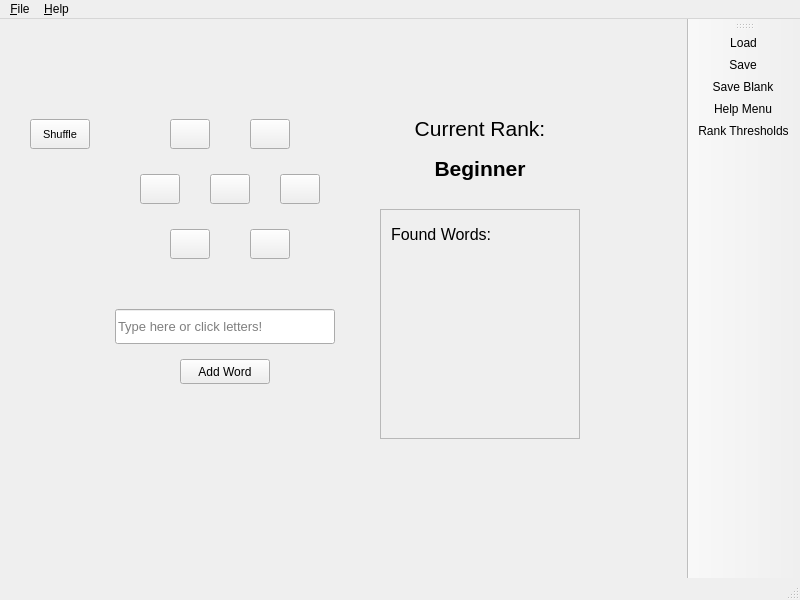
First picture: the form in BigPythonEnergy/ui/gameBox.ui, repository mucsci-students/2023fa-420-BigPythonEnergy, before the edit.
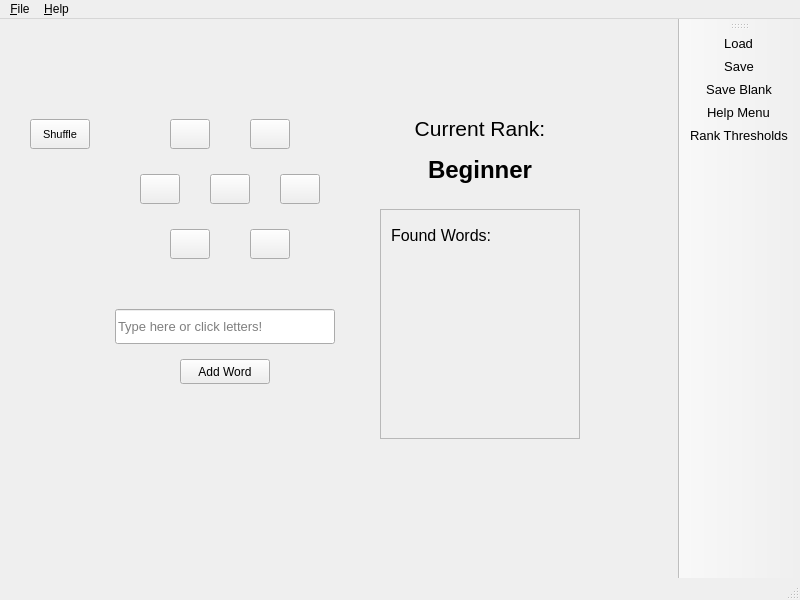
Second picture: the form after the edit.

```diff
--- a/BigPythonEnergy/ui/gameBox.ui
+++ b/BigPythonEnergy/ui/gameBox.ui
@@ -209,10 +209,11 @@
       <property name="font">
        <font>
         <family>Segoe UI</family>
+        <pointsize>12</pointsize>
        </font>
       </property>
       <property name="text">
-       <string>&lt;html&gt;&lt;head/&gt;&lt;body&gt;&lt;p&gt;&lt;span style=&quot; font-size:12pt;&quot;&gt;Found Words:&lt;/span&gt;&lt;/p&gt;&lt;/body&gt;&lt;/html&gt;</string>
+       <string>Found Words:</string>
       </property>
      </widget>
     </widget>
@@ -238,19 +239,25 @@
    <widget class="QLabel" name="currentRank">
     <property name="geometry">
      <rect>
-      <x>380</x>
+      <x>370</x>
       <y>130</y>
-      <width>200</width>
-      <height>40</height>
+      <width>220</width>
+      <height>41</height>
      </rect>
     </property>
     <property name="font">
      <font>
       <family>Segoe UI</family>
+      <pointsize>18</pointsize>
+      <weight>75</weight>
+      <bold>true</bold>
      </font>
     </property>
     <property name="text">
-     <string>&lt;html&gt;&lt;head/&gt;&lt;body&gt;&lt;p align=&quot;center&quot;&gt;&lt;span style=&quot; font-size:16pt; font-weight:600;&quot;&gt;Beginner&lt;/span&gt;&lt;/p&gt;&lt;/body&gt;&lt;/html&gt;</string>
+     <string>Beginner</string>
+    </property>
+    <property name="alignment">
+     <set>Qt::AlignCenter</set>
     </property>
    </widget>
    <widget class="QPushButton" name="shuffleButton">
@@ -322,9 +329,32 @@
   </widget>
   <widget class="QStatusBar" name="statusbar"/>
   <widget class="QToolBar" name="toolBar">
+   <property name="font">
+    <font>
+     <pointsize>10</pointsize>
+    </font>
+   </property>
    <property name="windowTitle">
     <string>toolBar</string>
    </property>
+   <property name="movable">
+    <bool>true</bool>
+   </property>
+   <property name="allowedAreas">
+    <set>Qt::RightToolBarArea|Qt::TopToolBarArea</set>
+   </property>
+   <property name="orientation">
+    <enum>Qt::Vertical</enum>
+   </property>
+   <property name="iconSize">
+    <size>
+     <width>30</width>
+     <height>30</height>
+    </size>
+   </property>
+   <property name="floatable">
+    <bool>false</bool>
+   </property>
    <attribute name="toolBarArea">
     <enum>RightToolBarArea</enum>
    </attribute>
```
Left out of the diff: 14 changed lines with no effect on the pictures.
